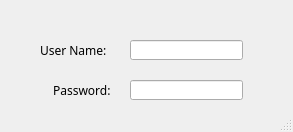
First picture: the form in Ui/login.ui, repository tahyuu/glove_test, before the edit.
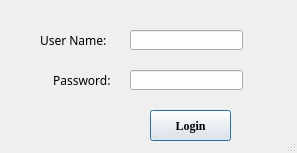
Second picture: the form after the edit.

What changed in the file:
```diff
--- a/Ui/login.ui
+++ b/Ui/login.ui
@@ -6,8 +6,8 @@
    <rect>
     <x>0</x>
     <y>0</y>
-    <width>293</width>
-    <height>132</height>
+    <width>297</width>
+    <height>153</height>
    </rect>
   </property>
   <property name="windowTitle">
@@ -20,7 +20,7 @@
    <property name="geometry">
     <rect>
      <x>40</x>
-     <y>40</y>
+     <y>30</y>
      <width>81</width>
      <height>21</height>
     </rect>
@@ -38,7 +38,7 @@
    <property name="geometry">
     <rect>
      <x>50</x>
-     <y>80</y>
+     <y>70</y>
      <width>71</width>
      <height>21</height>
     </rect>
@@ -56,7 +56,7 @@
    <property name="geometry">
     <rect>
      <x>130</x>
-     <y>40</y>
+     <y>30</y>
      <width>113</width>
      <height>20</height>
     </rect>
@@ -66,12 +66,32 @@
    <property name="geometry">
     <rect>
      <x>130</x>
-     <y>80</y>
+     <y>70</y>
      <width>113</width>
      <height>20</height>
     </rect>
    </property>
   </widget>
+  <widget class="QPushButton" name="pushButton">
+   <property name="geometry">
+    <rect>
+     <x>150</x>
+     <y>110</y>
+     <width>81</width>
+     <height>31</height>
+    </rect>
+   </property>
+   <property name="font">
+    <font>
+     <family>Times New Roman</family>
+     <weight>75</weight>
+     <bold>true</bold>
+    </font>
+   </property>
+   <property name="text">
+    <string>Login</string>
+   </property>
+  </widget>
  </widget>
  <resources/>
  <connections/>
```
Left out of the diff: 22 changed lines with no effect on the pictures.
